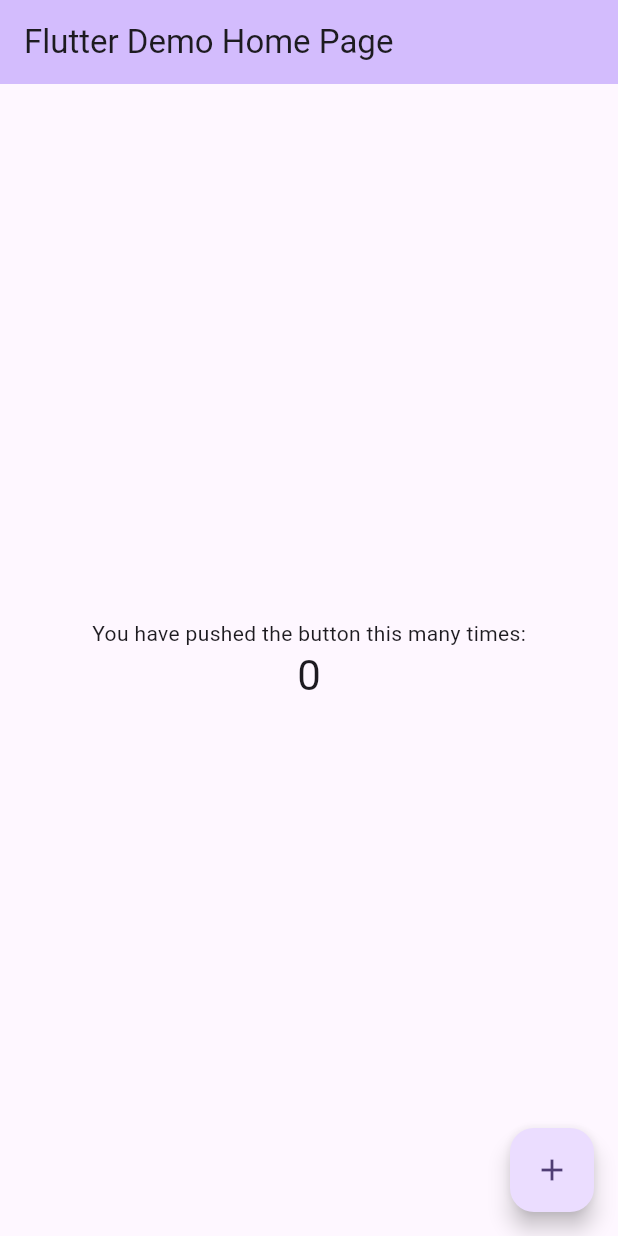
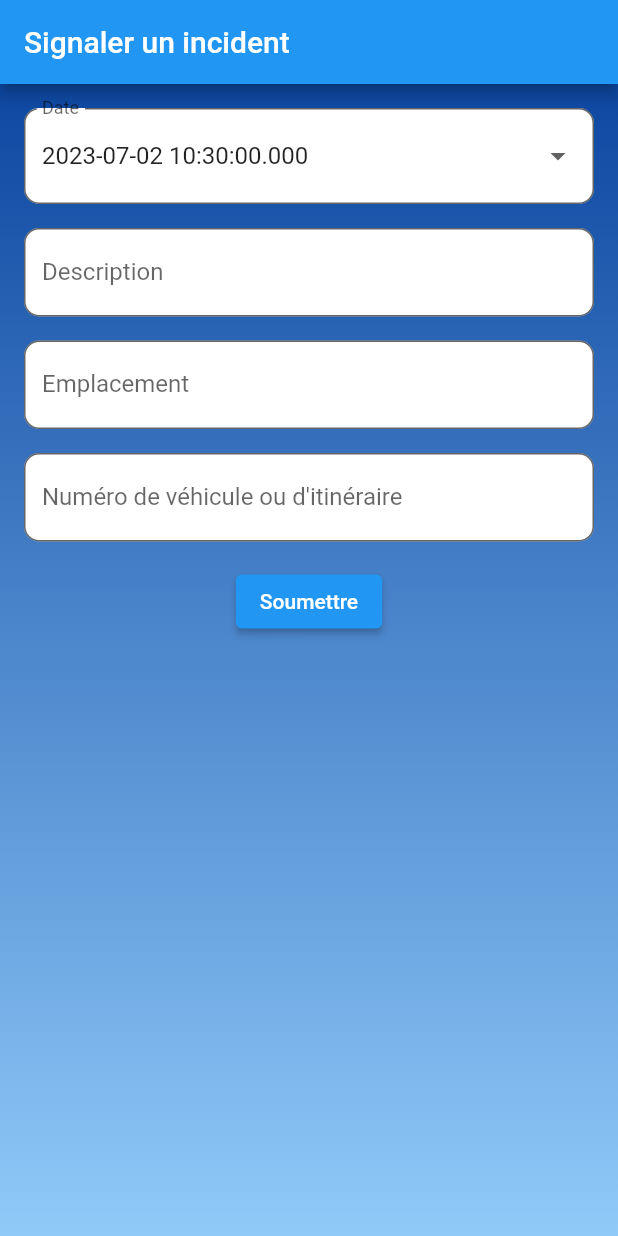
Before and after one commit to Diere21/GestuionTransport, a Flutter app: the screen it shows after launch, on a phone screen of 412 x 824 dp. Run offline on Flutter 3.47's test engine with Material 2 defaults, Android fonts, the light colour scheme and no system bars.

Commit message:
la page  signaler incident juste le front

```diff
--- /dev/null
+++ b/lib/My_Page/Signaler_Incident.dart
@@ -0,0 +1,168 @@
+import 'package:flutter/material.dart';
+import 'package:intl/intl.dart'; // Importer le package intl pour formater la date
+
+
+class IncidentReportPage extends StatefulWidget {
+  @override
+  _IncidentReportPageState createState() => _IncidentReportPageState();
+}
+
+class _IncidentReportPageState extends State<IncidentReportPage> {
+  TextEditingController _descriptionController = TextEditingController();
+  TextEditingController _locationController = TextEditingController();
+  TextEditingController _vehicleNumberController = TextEditingController();
+
+  String _selectedDate = '';// Variable pour stocker la date actuelle
+
+  String _errorMessage = '';
+
+  List<String> _dates = [
+    DateTime.now().toString(), // Ajouter la date actuelle en première position
+    '1er juillet 2023',
+    '2 juillet 2023',
+    '3 juillet 2023',
+    // Ajoutez les autres dates de votre choix
+  ];
+
+  void _submitReport() {
+    String description = _descriptionController.text.trim();
+    String location = _locationController.text.trim();
+    String vehicleNumber = _vehicleNumberController.text.trim();
+
+    if (_selectedDate.isEmpty || description.isEmpty || location.isEmpty || vehicleNumber.isEmpty) {
+      setState(() {
+        _errorMessage = 'Veuillez remplir tous les champs.';
+      });
+    } else {
+      // Soumettre le rapport à l'API ou effectuer toute autre action nécessaire
+
+      ScaffoldMessenger.of(context).showSnackBar(
+        SnackBar(content: Text('Le signalement a été envoyé avec succès')),
+      );
+
+      _clearFields();
+      setState(() {
+        _errorMessage = '';
+      });
+    }
+  }
+
+  void _clearFields() {
+    _descriptionController.clear();
+    _locationController.clear();
+    _vehicleNumberController.clear();
+  }
+
+  String _formatDate(String date) {
+    // Convertir la date en objet DateTime
+    DateTime dateTime = DateTime.parse(date);
+
+    // Formater la date selon le format souhaité
+    String formattedDate = DateFormat('dd MMMM yyyy').format(dateTime);
+
+    return formattedDate;
+  }
+
+  @override
+  void initState() {
+    super.initState();
+    _selectedDate= DateTime.now().toString(); // Obtenir la date actuelle
+  }
+
+  @override
+  Widget build(BuildContext context) {
+    return Scaffold(
+      appBar: AppBar(
+        title: Text('Signaler un incident'),
+      ),
+      body: Container(
+        decoration: BoxDecoration(
+          gradient: LinearGradient(
+            colors: <Color>[
+              Colors.blue[900]!,
+              Colors.blue[200]!,
+            ],
+            begin: Alignment.topCenter,
+            end: Alignment.bottomCenter,
+          ),
+        ),
+        child: Padding(
+          padding: EdgeInsets.all(16.0),
+          child: Column(
+            children: [
+              DropdownButtonFormField<String>(
+                value: _selectedDate != '' ? _selectedDate : null,
+
+                decoration: InputDecoration(
+                  labelText: 'Date',
+                  filled: true,
+                  fillColor: Colors.white,
+                  border: OutlineInputBorder(
+                    borderRadius: BorderRadius.circular(10.0),
+                  ),
+                ),
+                items: _dates.map((date) {
+                  return DropdownMenuItem<String>(
+                    value: date,
+                    child: Text(date), // Utiliser la méthode _formatDate pour formater la date
+                  );
+                }).toList(),
+                onChanged: (value) {
+                  setState(() {
+                    _selectedDate = value!;
+                  });
+                },
+              ),
+              SizedBox(height: 16.0),
+              TextFormField(
+                controller: _descriptionController,
+                decoration: InputDecoration(
+                  labelText: 'Description',
+                  filled: true,
+                  fillColor: Colors.white,
+                  border: OutlineInputBorder(
+                    borderRadius: BorderRadius.circular(10.0),
+                  ),
+                ),
+              ),
+              SizedBox(height: 16.0),
+              TextFormField(
+                controller: _locationController,
+                decoration: InputDecoration(
+                  labelText: 'Emplacement',
+                  filled: true,
+                  fillColor: Colors.white,
+                  border: OutlineInputBorder(
+                    borderRadius: BorderRadius.circular(10.0),
+                  ),
+                ),
+              ),
+              SizedBox(height: 16.0),
+              TextFormField(
+                controller: _vehicleNumberController,
+                decoration: InputDecoration(
+                  labelText: 'Numéro de véhicule ou d\'itinéraire',
+                  filled: true,
+                  fillColor: Colors.white,
+                  border: OutlineInputBorder(
+                    borderRadius: BorderRadius.circular(10.0),
+                  ),
+                ),
+              ),
+              SizedBox(height: 16.0),
+              if (_errorMessage.isNotEmpty)
+                Text(
+                  _errorMessage,
+                  style: TextStyle(color: Colors.red),
+                ),
+              ElevatedButton(
+                onPressed: _submitReport,
+                child: Text('Soumettre'),
+              ),
+            ],
+          ),
+        ),
+      ),
+    );
+  }
+}
--- a/lib/main.dart
+++ b/lib/main.dart
@@ -1,125 +1,18 @@
 import 'package:flutter/material.dart';
-
+import 'package:gestion_transport/My_Page/Signaler_Incident.dart';
 void main() {
-  runApp(const MyApp());
+  runApp(MyApp());
 }
 
 class MyApp extends StatelessWidget {
-  const MyApp({super.key});
-
-  // This widget is the root of your application.
   @override
   Widget build(BuildContext context) {
     return MaterialApp(
-      title: 'Flutter Demo',
+      title: 'Gestion de transport terrestre',
       theme: ThemeData(
-        // This is the theme of your application.
-        //
-        // TRY THIS: Try running your application with "flutter run". You'll see
-        // the application has a blue toolbar. Then, without quitting the app,
-        // try changing the seedColor in the colorScheme below to Colors.green
-        // and then invoke "hot reload" (save your changes or press the "hot
-        // reload" button in a Flutter-supported IDE, or press "r" if you used
-        // the command line to start the app).
-        //
-        // Notice that the counter didn't reset back to zero; the application
-        // state is not lost during the reload. To reset the state, use hot
-        // restart instead.
-        //
-        // This works for code too, not just values: Most code changes can be
-        // tested with just a hot reload.
-        colorScheme: ColorScheme.fromSeed(seedColor: Colors.deepPurple),
-        useMaterial3: true,
+        primarySwatch: Colors.blue,
       ),
-      home: const MyHomePage(title: 'Flutter Demo Home Page'),
+      home: IncidentReportPage(),
     );
   }
 }
-
-class MyHomePage extends StatefulWidget {
-  const MyHomePage({super.key, required this.title});
-
-  // This widget is the home page of your application. It is stateful, meaning
-  // that it has a State object (defined below) that contains fields that affect
-  // how it looks.
-
-  // This class is the configuration for the state. It holds the values (in this
-  // case the title) provided by the parent (in this case the App widget) and
-  // used by the build method of the State. Fields in a Widget subclass are
-  // always marked "final".
-
-  final String title;
-
-  @override
-  State<MyHomePage> createState() => _MyHomePageState();
-}
-
-class _MyHomePageState extends State<MyHomePage> {
-  int _counter = 0;
-
-  void _incrementCounter() {
-    setState(() {
-      // This call to setState tells the Flutter framework that something has
-      // changed in this State, which causes it to rerun the build method below
-      // so that the display can reflect the updated values. If we changed
-      // _counter without calling setState(), then the build method would not be
-      // called again, and so nothing would appear to happen.
-      _counter++;
-    });
-  }
-
-  @override
-  Widget build(BuildContext context) {
-    // This method is rerun every time setState is called, for instance as done
-    // by the _incrementCounter method above.
-    //
-    // The Flutter framework has been optimized to make rerunning build methods
-    // fast, so that you can just rebuild anything that needs updating rather
-    // than having to individually change instances of widgets.
-    return Scaffold(
-      appBar: AppBar(
-        // TRY THIS: Try changing the color here to a specific color (to
-        // Colors.amber, perhaps?) and trigger a hot reload to see the AppBar
-        // change color while the other colors stay the same.
-        backgroundColor: Theme.of(context).colorScheme.inversePrimary,
-        // Here we take the value from the MyHomePage object that was created by
-        // the App.build method, and use it to set our appbar title.
-        title: Text(widget.title),
-      ),
-      body: Center(
-        // Center is a layout widget. It takes a single child and positions it
-        // in the middle of the parent.
-        child: Column(
-          // Column is also a layout widget. It takes a list of children and
-          // arranges them vertically. By default, it sizes itself to fit its
-          // children horizontally, and tries to be as tall as its parent.
-          //
-          // Column has various properties to control how it sizes itself and
-          // how it positions its children. Here we use mainAxisAlignment to
-          // center the children vertically; the main axis here is the vertical
-          // axis because Columns are vertical (the cross axis would be
-          // horizontal).
-          //
-          // TRY THIS: Invoke "debug painting" (choose the "Toggle Debug Paint"
-          // action in the IDE, or press "p" in the console), to see the
-          // wireframe for each widget.
-          mainAxisAlignment: MainAxisAlignment.center,
-          children: <Widget>[
-            const Text(
-              'You have pushed the button this many times:',
-            ),
-            Text(
-              '$_counter',
-              style: Theme.of(context).textTheme.headlineMedium,
-            ),
-          ],
-        ),
-      ),
-      floatingActionButton: FloatingActionButton(
-        onPressed: _incrementCounter,
-        tooltip: 'Increment',
-        child: const Icon(Icons.add),
-      ), // This trailing comma makes auto-formatting nicer for build methods.
-    );
-  }
-}
--- a/pubspec.yaml
+++ b/pubspec.yaml
@@ -28,6 +28,8 @@ environment:
 # the latest version available on pub.dev. To see which dependencies have newer
 # versions available, run `flutter pub outdated`.
 dependencies:
+  intl: ^0.17.0
+
   flutter:
     sdk: flutter
 
```
Also changed, not shown: pubspec.lock.
